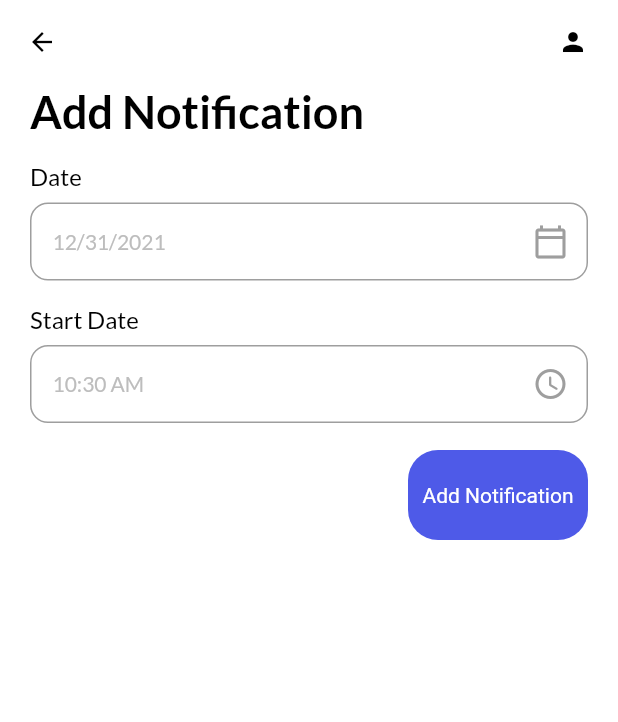
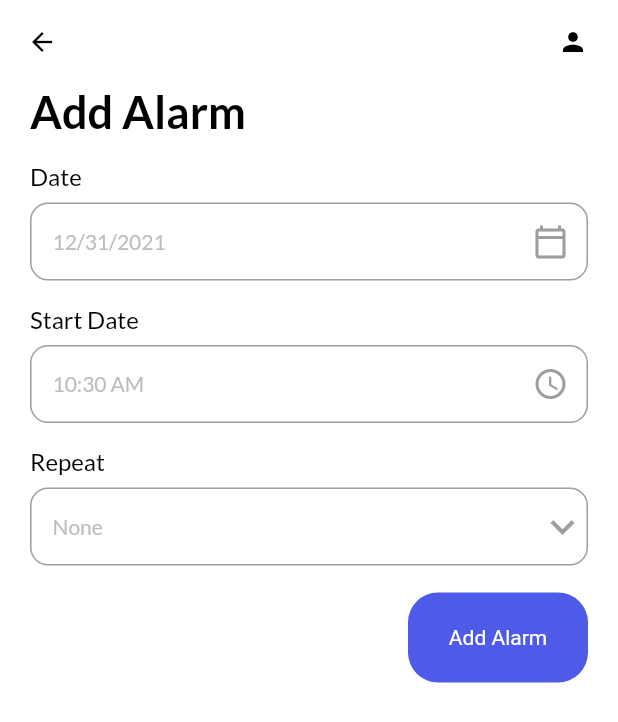
Before and after one commit to Giancarmine/iris, a Flutter app: the screen it shows after launch, after a tap on the "alarm add" icon, on a phone screen of 412 x 824 dp. Shown: the top 722 px of the screen. Run offline on Flutter 3.47's test engine with Material 2 defaults, Android fonts, the phone set to English and light mode, and no system bars; our stand-ins replace date_picker_timeline, flutter_icons, flutter_local_notifications, flutter_staggered_animations, flutter_svg, font_awesome_flutter and 5 more; accounts and stored records are empty.

Commit message:
Rename notification to alarm

```diff
--- /dev/null
+++ b/lib/controllers/alarm_controller.dart
@@ -0,0 +1,27 @@
+import 'package:get/get.dart';
+import 'package:iris/db/db_helper.dart';
+import 'package:iris/models/alarm.dart';
+
+class AlarmController extends GetxController {
+  @override
+  void onReady() {
+    getAlarms();
+    super.onReady();
+  }
+
+  var alarmList = <Alarm>[].obs;
+
+  Future<int> addAlarm({Alarm? alarm}) async {
+    return await DBHelper.insertAlarm(alarm);
+  }
+
+  void getAlarms() async {
+    List<Map<String, dynamic>> alarms = await DBHelper.queryAlarms();
+    alarmList.assignAll(alarms.map((data) => Alarm.fromJson(data)).toList());
+  }
+
+  void deleteAlarm(Alarm alarm) async {
+    await DBHelper.deleteAlarm(alarm);
+    getAlarms();
+  }
+}
--- a/lib/controllers/notification_controller.dart
+++ /dev/null
@@ -1,29 +0,0 @@
-import 'package:get/get.dart';
-import 'package:iris/db/db_helper.dart';
-import 'package:iris/models/notification.dart';
-
-class NotificationController extends GetxController {
-  @override
-  void onReady() {
-    getNotifications();
-    super.onReady();
-  }
-
-  var notificationList = <Notification>[].obs;
-
-  Future<int> addNotification({Notification? notification}) async {
-    return await DBHelper.insertNotification(notification);
-  }
-
-  void getNotifications() async {
-    List<Map<String, dynamic>> notifications =
-        await DBHelper.queryNotifications();
-    notificationList.assignAll(
-        notifications.map((data) => Notification.fromJson(data)).toList());
-  }
-
-  void deleteNotification(Notification notification) async {
-    await DBHelper.deleteNotification(notification);
-    getNotifications();
-  }
-}
--- a/lib/db/db_helper.dart
+++ b/lib/db/db_helper.dart
@@ -1,12 +1,12 @@
+import 'package:iris/models/alarm.dart';
 import 'package:iris/models/measurement.dart';
-import 'package:iris/models/notification.dart';
 import 'package:sqflite/sqflite.dart';
 
 class DBHelper {
   static Database? _db;
   static const int _version = 1;
   static const String _measurementsTableName = "measurements";
-  static const String _notificationsTableName = "notifications";
+  static const String _alarmsTableName = "alarm";
 
   static Future<void> initDB() async {
     if (_db != null) {
@@ -27,13 +27,14 @@ class DBHelper {
           "remind INTEGER, "
           "color INTEGER, "
           "type INTEGER);"
-          "CREATE TABLE $_notificationsTableName ("
+          "CREATE TABLE $_alarmsTableName ("
           "id INTEGER PRIMARY KEY AUTOINCREMENT,"
           "date STRING, "
           "time STRING, "
           "remind INTEGER, "
           "color INTEGER, "
-            "type INTEGER);",
+          "type INTEGER,"
+          "repeat STRING);",
         );
       });
     } catch (e) {
@@ -46,26 +47,25 @@ class DBHelper {
     return await _db!.insert(_measurementsTableName, measurement!.toJson());
   }
 
-  static Future<int> insertNotification(Notification? notification) async {
-    print("InsertNotification function called");
-    return await _db!.insert(_notificationsTableName, notification!.toJson());
+  static Future<int> insertAlarm(Alarm? alarm) async {
+    print("InsertAlarm function called");
+    return await _db!.insert(_alarmsTableName, alarm!.toJson());
   }
 
   static Future<int> deleteMeasurement(Measurement measurement) async =>
       await _db!.delete(_measurementsTableName,
           where: 'id = ?', whereArgs: [measurement.id]);
 
-  static Future<int> deleteNotification(Notification notification) async =>
-      await _db!.delete(_notificationsTableName,
-          where: 'id = ?', whereArgs: [notification.id]);
+  static Future<int> deleteAlarm(Alarm alarm) async => await _db!
+      .delete(_alarmsTableName, where: 'id = ?', whereArgs: [alarm.id]);
 
   static Future<List<Map<String, dynamic>>> queryMeasurements() async {
     print("queryMeasurements function called");
     return _db!.query(_measurementsTableName);
   }
 
-  static Future<List<Map<String, dynamic>>> queryNotifications() async {
-    print("queryNotifications function called");
-    return _db!.query(_notificationsTableName);
+  static Future<List<Map<String, dynamic>>> queryAlarms() async {
+    print("queryAlarms function called");
+    return _db!.query(_alarmsTableName);
   }
 }
--- a/lib/models/notification.dart
+++ b/lib/models/alarm.dart
@@ -1,27 +1,30 @@
-class Notification {
+class Alarm {
   int? id;
   String? date;
   String? time;
   int? color;
   int? remind;
   int? type;
+  String? repeat;
 
-  Notification({
+  Alarm({
     this.id,
     this.date,
     this.time,
     this.color,
     this.remind,
     this.type,
+    this.repeat,
   });
 
-  Notification.fromJson(Map<String, dynamic> json) {
+  Alarm.fromJson(Map<String, dynamic> json) {
     id = json['id'];
     date = json['date'];
     time = json['time'];
     color = json['color'];
     remind = json['remind'];
     type = json['type'];
+    repeat = json['repeat'];
   }
 
   Map<String, dynamic> toJson() {
@@ -33,6 +36,7 @@ class Notification {
     data['color'] = this.color;
     data['remind'] = this.remind;
     data['type'] = this.type;
+    data['repeat'] = this.repeat;
 
     return data;
   }
--- a/lib/screens/add_notification.dart
+++ b/lib/screens/add_alarm.dart
@@ -1,30 +1,27 @@
 import 'package:flutter/material.dart';
 import 'package:get/get.dart';
 import 'package:intl/intl.dart';
-import 'package:iris/controllers/measurement_controller.dart';
-import 'package:iris/models/measurement.dart';
+import 'package:iris/controllers/alarm_controller.dart';
+import 'package:iris/models/alarm.dart';
 import 'package:iris/utils/theme.dart';
 import 'package:iris/widgets/button.dart';
 import 'package:iris/widgets/input_field.dart';
 
-class AddNotificationPage extends StatefulWidget {
-  AddNotificationPage({Key? key, this.notifyHelper}) : super(key: key);
+class AddAlarmPage extends StatefulWidget {
+  const AddAlarmPage({Key? key, this.notifyHelper}) : super(key: key);
 
-  final notifyHelper;
+  final dynamic notifyHelper;
 
   @override
-  State<AddNotificationPage> createState() => _AddNotificationPageState();
+  State<AddAlarmPage> createState() => _AddAlarmPageState();
 }
 
-class _AddNotificationPageState extends State<AddNotificationPage> {
-  final MeasurementController _measurementController =
-      Get.put(MeasurementController());
+class _AddAlarmPageState extends State<AddAlarmPage> {
+  final AlarmController _alarmController = Get.put(AlarmController());
 
-  final TextEditingController _valueController = TextEditingController();
-  final TextEditingController _noteController = TextEditingController();
   DateTime _selectedDate = DateTime.now();
   String _startTime = DateFormat("hh:mm a").format(DateTime.now()).toString();
-  int _selectedReminder = 2;
+  final int _selectedReminder = 2;
   List<int> reminderList = [
     0,
     1,
@@ -49,7 +46,7 @@ class _AddNotificationPageState extends State<AddNotificationPage> {
             crossAxisAlignment: CrossAxisAlignment.start,
             children: [
               Text(
-                "Add Notification",
+                "Add Alarm",
                 style: headingStyle,
               ),
               MyInputField(
@@ -80,44 +77,44 @@ class _AddNotificationPageState extends State<AddNotificationPage> {
                   ),
                 ),
               ),
-              // MyInputField(
-              //   title: "Repeat",
-              //   hint: _selectedRepeat,
-              //   widget: DropdownButton(
-              //     icon: const Icon(
-              //       Icons.keyboard_arrow_down,
-              //       color: Colors.grey,
-              //     ),
-              //     iconSize: 32,
-              //     style: subTitleStyle,
-              //     underline: Container(
-              //       height: 0,
-              //     ),
-              //     onChanged: (String? newValue) {
-              //       setState(() {
-              //         _selectedRepeat = newValue!;
-              //       });
-              //     },
-              //     elevation: 4,
-              //     items:
-              //         repeatList.map<DropdownMenuItem<String>>((String? value) {
-              //       return DropdownMenuItem<String>(
-              //         value: value,
-              //         child: Text(
-              //           value!,
-              //           style: const TextStyle(color: Colors.grey),
-              //         ),
-              //       );
-              //     }).toList(),
-              //   ),
-              // ),
+              MyInputField(
+                title: "Repeat",
+                hint: _selectedRepeat,
+                widget: DropdownButton(
+                  icon: const Icon(
+                    Icons.keyboard_arrow_down,
+                    color: Colors.grey,
+                  ),
+                  iconSize: 32,
+                  elevation: 4,
+                  style: subTitleStyle,
+                  underline: Container(
+                    height: 0,
+                  ),
+                  onChanged: (String? newValue) {
+                    setState(() {
+                      _selectedRepeat = newValue!;
+                    });
+                  },
+                  items:
+                      repeatList.map<DropdownMenuItem<String>>((String? value) {
+                    return DropdownMenuItem<String>(
+                      value: value,
+                      child: Text(
+                        value!,
+                        // style: const TextStyle(color: Colors.grey),
+                      ),
+                    );
+                  }).toList(),
+                ),
+              ),
               const SizedBox(height: 18),
               Row(
                 mainAxisAlignment: MainAxisAlignment.end,
                 crossAxisAlignment: CrossAxisAlignment.center,
                 children: [
                   MyButton(
-                      label: "Add Notification", onTap: () => _validateData())
+                      label: "Add Alarm", onTap: () => _validateData())
                 ],
               )
             ],
@@ -128,43 +125,27 @@ class _AddNotificationPageState extends State<AddNotificationPage> {
   }
 
   _validateData() {
-    if (_valueController.text.isNotEmpty &&
-        _valueController.text.isNumericOnly) {
-      _addNotificationToDB();
-      if (_selectedReminder != 0) {
-        // notifyHelper.scheduledNotification('It is the time!',
-        //     'Let\'s add a new measurement', _selectedReminder);
-      }
-      Get.back();
-    } else {
-      Get.snackbar(
-        "Required",
-        "Please insert the measurement value!",
-        snackPosition: SnackPosition.BOTTOM,
-        backgroundColor: Colors.white,
-        colorText: pinkClr,
-        icon: const Icon(
-          Icons.warning_amber_rounded,
-          color: Colors.red,
-        ),
-      );
+    _addAlarmToDB();
+    if (_selectedReminder != 0) {
+      // notifyHelper.scheduledNotification('It is the time!',
+      //     'Let\'s add a new measurement', _selectedReminder);
     }
+    Get.back();
   }
 
-  _addNotificationToDB() async {
-    int value = await _measurementController.addMeasurement(
-      measurement: Measurement(
-        value: int.parse(_valueController.text),
-        note: _noteController.text,
+  _addAlarmToDB() async {
+    int value = await _alarmController.addAlarm(
+      alarm: Alarm(
         date: DateFormat.yMd().format(_selectedDate),
         time: _startTime,
-        color: _evaluateColor(),
+        color: 0,
         remind: _selectedReminder,
-        type: 0,
+        type: 1,
+        repeat: "I am a String",
       ),
     );
 
-    print("My value is $value");
+    print("Notification added");
   }
 
   _appBar(BuildContext context) {
@@ -224,22 +205,6 @@ class _AddNotificationPageState extends State<AddNotificationPage> {
     }
   }
 
-  _evaluateColor() {
-    int? result = 0;
-    int value = int.parse(_valueController.text);
-    if (value >= 60 && value <= 110) {
-      result = 1;
-    } else if (value > 110 && value <= 125) {
-      result = 2;
-    } else if (value >= 126 && value < 140) {
-      result = 3;
-    } else if (value >= 140 && value <= 200) {
-      result = 4;
-    }
-
-    return result;
-  }
-
   _showTimePicker() {
     return showTimePicker(
         initialEntryMode: TimePickerEntryMode.input,
--- a/lib/screens/add_measurement.dart
+++ b/lib/screens/add_measurement.dart
@@ -8,9 +8,9 @@ import 'package:iris/widgets/button.dart';
 import 'package:iris/widgets/input_field.dart';
 
 class AddMeasurementPage extends StatefulWidget {
-  AddMeasurementPage({Key? key, this.notifyHelper}) : super(key: key);
+  const AddMeasurementPage({Key? key, this.notifyHelper}) : super(key: key);
 
-  final notifyHelper;
+  final dynamic notifyHelper;
 
   @override
   State<AddMeasurementPage> createState() => _AddMeasurementPageState();
--- a/lib/screens/home_page.dart
+++ b/lib/screens/home_page.dart
@@ -15,7 +15,7 @@ import 'package:intl/intl.dart';
 import 'package:iris/controllers/measurement_controller.dart';
 import 'package:iris/models/measurement.dart';
 import 'package:iris/screens/add_measurement.dart';
-import 'package:iris/screens/add_notification.dart';
+import 'package:iris/screens/add_alarm.dart';
 import 'package:iris/services/notification_services.dart';
 import 'package:iris/services/theme_services.dart';
 import 'package:iris/utils/size_config.dart';
@@ -99,7 +99,7 @@ class _HomePageState extends State<HomePage> {
               MyButton(
                 icon: Icons.alarm_add,
                 onTap: () async {
-                  await Get.to(() => AddNotificationPage(
+                  await Get.to(() => AddAlarmPage(
                         notifyHelper: notifyHelper,
                       ));
                   _measurementController.getMeasurements();
```
Lines whose indentation alone changed are shown as unchanged.
